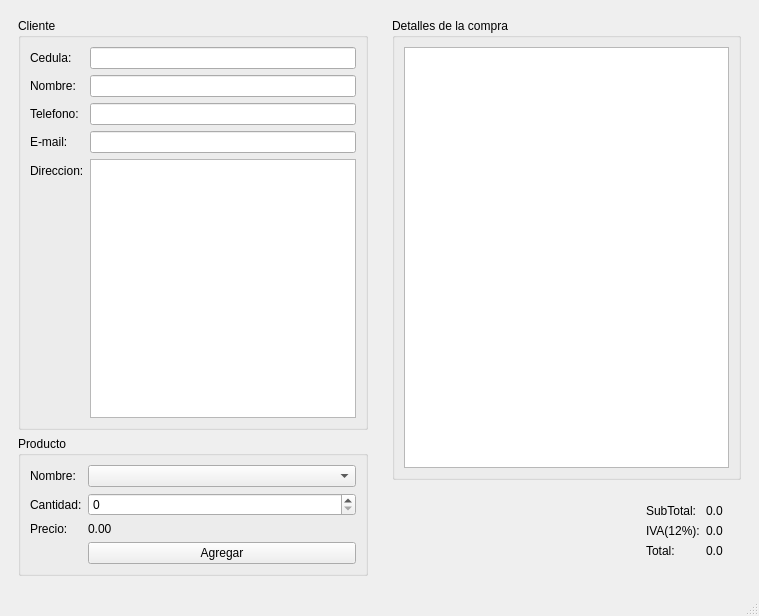
The window that tienda.ui (zelejimenez26/P59-Qt-Tienda) describes before a commit, drawn with Qt 5.
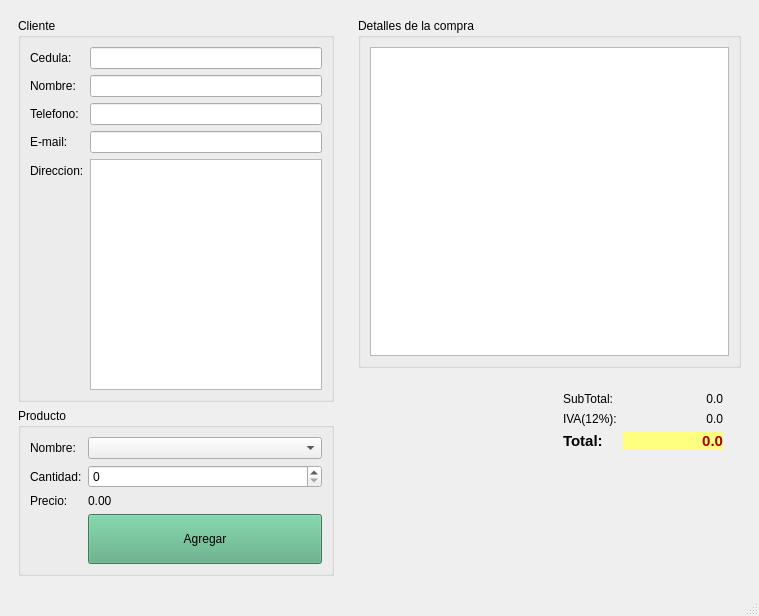
The same window after the commit.

Commit message: Disenio inicial

```diff
--- a/tienda.ui
+++ b/tienda.ui
@@ -17,6 +17,18 @@
    <layout class="QHBoxLayout" name="horizontalLayout_3">
     <item>
      <widget class="QWidget" name="widget" native="true">
+      <property name="minimumSize">
+       <size>
+        <width>300</width>
+        <height>0</height>
+       </size>
+      </property>
+      <property name="maximumSize">
+       <size>
+        <width>350</width>
+        <height>16777215</height>
+       </size>
+      </property>
       <layout class="QVBoxLayout" name="verticalLayout_2">
        <item>
         <widget class="QGroupBox" name="groupBox">
@@ -72,7 +84,14 @@
            </widget>
           </item>
           <item row="4" column="1">
-           <widget class="QPlainTextEdit" name="plainTextEdit"/>
+           <widget class="QPlainTextEdit" name="inDireccion">
+            <property name="lineWidth">
+             <number>1</number>
+            </property>
+            <property name="midLineWidth">
+             <number>0</number>
+            </property>
+           </widget>
           </item>
          </layout>
         </widget>
@@ -118,7 +137,22 @@
            </widget>
           </item>
           <item row="3" column="1">
-           <widget class="QPushButton" name="pushButton">
+           <widget class="QPushButton" name="btnAgregar">
+            <property name="minimumSize">
+             <size>
+              <width>0</width>
+              <height>50</height>
+             </size>
+            </property>
+            <property name="maximumSize">
+             <size>
+              <width>16777215</width>
+              <height>16777215</height>
+             </size>
+            </property>
+            <property name="styleSheet">
+             <string notr="true">background-color: rgb(85, 170, 127);</string>
+            </property>
             <property name="text">
              <string>Agregar</string>
             </property>
@@ -135,12 +169,25 @@
       <layout class="QVBoxLayout" name="verticalLayout">
        <item>
         <widget class="QGroupBox" name="groupBox_3">
+         <property name="maximumSize">
+          <size>
+           <width>16777215</width>
+           <height>350</height>
+          </size>
+         </property>
          <property name="title">
           <string>Detalles de la compra</string>
          </property>
          <layout class="QHBoxLayout" name="horizontalLayout_2">
           <item>
-           <widget class="QTableWidget" name="tableWidget"/>
+           <widget class="QTableWidget" name="outDetalle">
+            <property name="maximumSize">
+             <size>
+              <width>16777215</width>
+              <height>16777215</height>
+             </size>
+            </property>
+           </widget>
           </item>
          </layout>
         </widget>
@@ -172,10 +219,19 @@
               </widget>
              </item>
              <item row="0" column="1">
-              <widget class="QLabel" name="label_13">
+              <widget class="QLabel" name="outSubtotal">
+               <property name="minimumSize">
+                <size>
+                 <width>100</width>
+                 <height>0</height>
+                </size>
+               </property>
                <property name="text">
                 <string>0.0</string>
                </property>
+               <property name="alignment">
+                <set>Qt::AlignRight|Qt::AlignTrailing|Qt::AlignVCenter</set>
+               </property>
               </widget>
              </item>
              <item row="1" column="0">
@@ -186,24 +242,60 @@
               </widget>
              </item>
              <item row="1" column="1">
-              <widget class="QLabel" name="label_14">
+              <widget class="QLabel" name="outIva">
+               <property name="minimumSize">
+                <size>
+                 <width>100</width>
+                 <height>0</height>
+                </size>
+               </property>
                <property name="text">
                 <string>0.0</string>
                </property>
+               <property name="alignment">
+                <set>Qt::AlignRight|Qt::AlignTrailing|Qt::AlignVCenter</set>
+               </property>
               </widget>
              </item>
              <item row="2" column="0">
               <widget class="QLabel" name="label_12">
+               <property name="font">
+                <font>
+                 <pointsize>11</pointsize>
+                 <weight>75</weight>
+                 <bold>true</bold>
+                </font>
+               </property>
                <property name="text">
                 <string>Total:</string>
                </property>
               </widget>
              </item>
              <item row="2" column="1">
-              <widget class="QLabel" name="label_15">
+              <widget class="QLabel" name="outTotal">
+               <property name="minimumSize">
+                <size>
+                 <width>100</width>
+                 <height>0</height>
+                </size>
+               </property>
+               <property name="font">
+                <font>
+                 <pointsize>11</pointsize>
+                 <weight>75</weight>
+                 <bold>true</bold>
+                </font>
+               </property>
+               <property name="styleSheet">
+                <string notr="true">background-color: rgb(255, 255, 127);
+color: rgb(170, 0, 0);</string>
+               </property>
                <property name="text">
                 <string>0.0</string>
                </property>
+               <property name="alignment">
+                <set>Qt::AlignRight|Qt::AlignTrailing|Qt::AlignVCenter</set>
+               </property>
               </widget>
              </item>
             </layout>
```
Left out of the diff: 14 changed lines with no effect on the pictures.
